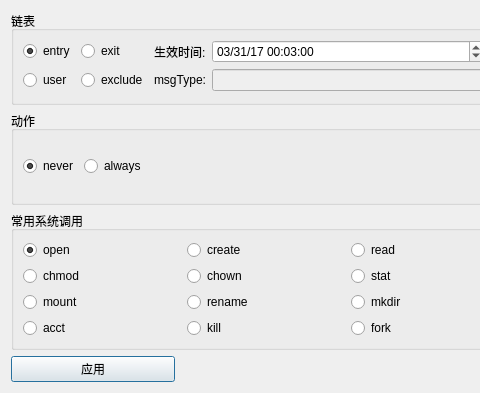
Old version of the form AUD/syscalldialog.ui in the repository liuyufeng509/SecCenter; both pictures show x 0 to 480 and y 0 to 393 of the 695 by 393 pixel window.
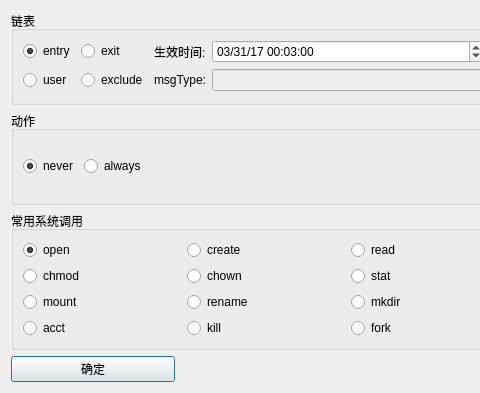
New version of the form.

```diff
--- a/AUD/syscalldialog.ui
+++ b/AUD/syscalldialog.ui
@@ -23,7 +23,7 @@
    <item row="3" column="0">
     <widget class="QPushButton" name="sys_call_rule_apl_pushButton">
      <property name="text">
-      <string>应用</string>
+      <string>确定</string>
      </property>
     </widget>
    </item>
```
Left out of the diff: 75 changed lines with no effect on the pictures.
